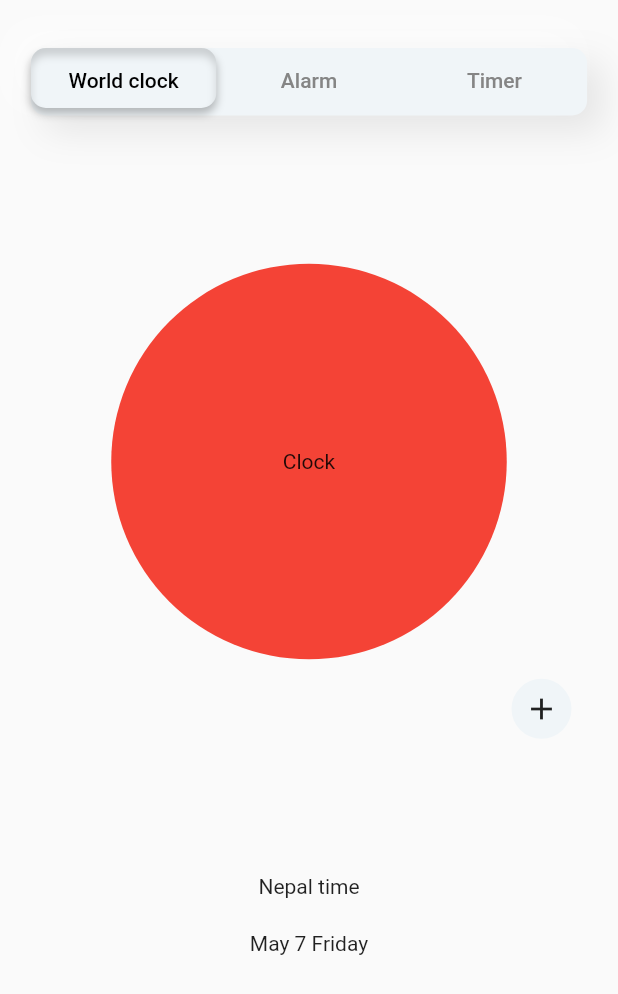
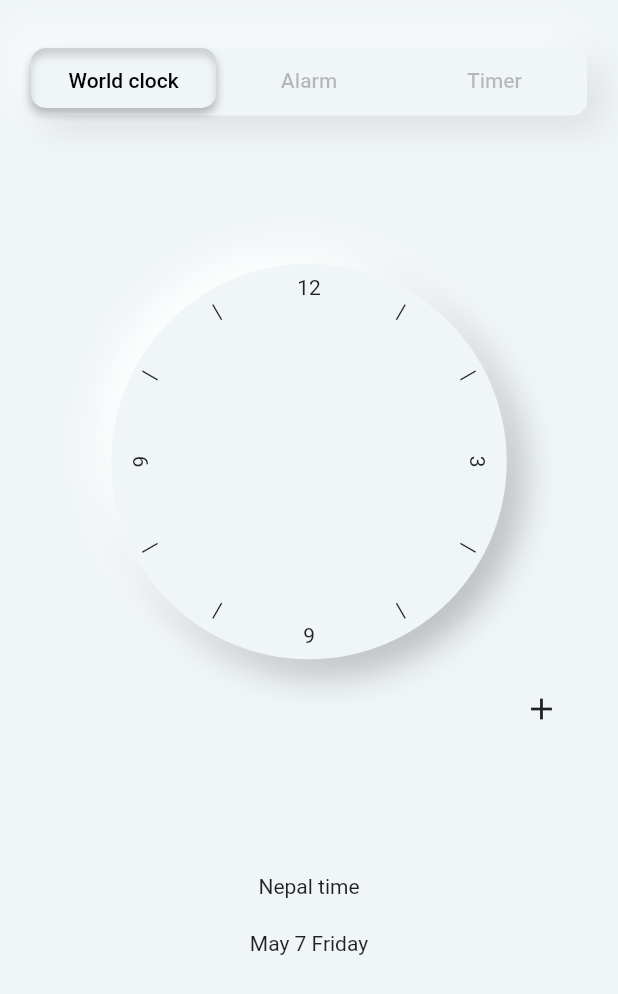
Before and after one commit to crefter/alarm_clock, a Flutter app: the screen it shows after launch, on a phone screen of 412 x 824 dp. Shown: the top 994 px of the screen. Run offline on Flutter 3.47's test engine with Material 2 defaults, Android fonts, the phone set to English and light mode, and no system bars.

Commit message:
Arranged the numbers in a circle

```diff
--- a/lib/src/app/main.dart
+++ b/lib/src/app/main.dart
@@ -1,4 +1,5 @@
 import 'package:alarm_clock/src/app/screens/home_screen.dart';
+import 'package:alarm_clock/src/core/colors.dart';
 import 'package:flutter/material.dart';
 
 void main() {
@@ -14,6 +15,7 @@ class MyApp extends StatelessWidget {
       title: 'Flutter Demo',
       theme: ThemeData(
         primarySwatch: Colors.blue,
+        scaffoldBackgroundColor: AppColors.mainWhite,
       ),
       home: const SafeArea(child: HomeScreen()),
     );
--- a/lib/src/app/screens/clock_screen.dart
+++ b/lib/src/app/screens/clock_screen.dart
@@ -1,3 +1,5 @@
+import 'package:alarm_clock/src/core/colors.dart';
+import 'package:alarm_clock/src/features/clock/widgets/clock_widget.dart';
 import 'package:flutter/material.dart';
 
 class ClockScreen extends StatefulWidget {
@@ -21,16 +23,7 @@ class _ClockScreenState extends State<ClockScreen>
       ),
       child: Column(
         children: [
-          SizedBox(
-            width: size.width * 0.64,
-            height: size.width * 0.64,
-            child: DecoratedBox(
-                decoration: BoxDecoration(
-                  color: Colors.red,
-                  borderRadius: BorderRadius.circular(500),
-                ),
-                child: const Center(child: Text('Clock'))),
-          ),
+          ClockWidget(),
           const SizedBox(height: 13),
           Align(
             alignment: Alignment.centerRight,
@@ -39,7 +32,7 @@ class _ClockScreenState extends State<ClockScreen>
               height: 40,
               decoration: const ShapeDecoration(
                 shape: CircleBorder(),
-                color: Color.fromARGB(255, 240, 245, 248),
+                color: AppColors.mainWhite,
               ),
               child: IconButton(
                 splashRadius: 20,
--- a/lib/src/app/screens/home_screen.dart
+++ b/lib/src/app/screens/home_screen.dart
@@ -1,6 +1,7 @@
 import 'package:alarm_clock/src/app/screens/alarm_screen.dart';
 import 'package:alarm_clock/src/app/screens/clock_screen.dart';
 import 'package:alarm_clock/src/app/screens/timer_screen.dart';
+import 'package:alarm_clock/src/core/colors.dart';
 import 'package:alarm_clock/src/core/widget/custom_tab_bar_indicator.dart';
 import 'package:flutter/material.dart';
 
@@ -31,12 +32,12 @@ class _HomeScreenState extends State<HomeScreen> {
                 decoration: const BoxDecoration(
                   boxShadow: [
                     BoxShadow(
-                      color: Color.fromRGBO(255, 255, 255, 0.67),
+                      color: AppColors.topTabShadowColor,
                       offset: Offset(-10, -10),
                       blurRadius: 20,
                     ),
                     BoxShadow(
-                      color: Color.fromRGBO(164, 164, 164, 0.25),
+                      color: AppColors.bottomTabShadowColor,
                       offset: Offset(10, 10),
                       blurRadius: 20,
                     ),
@@ -46,33 +47,28 @@ class _HomeScreenState extends State<HomeScreen> {
                   width: 0.9 * size.width,
                   height: 45,
                   decoration: BoxDecoration(
-                      color: const Color.fromARGB(255, 240, 245, 248),
+                      color: AppColors.mainWhite,
                       borderRadius: BorderRadius.circular(10.0)),
                   child: TabBar(
                     indicator: InsetShadowBoxDecoration(
                       boxShadow: const [
                         CustomBoxShadow(
-                          color: Color.fromRGBO(0, 0, 0, 0.25),
+                          color: AppColors.outerShadowIndicatorColor,
                           offset: Offset(0, 4),
                           blurRadius: 4,
                         ),
                         CustomBoxShadow(
-                          color: Color.fromRGBO(0, 0, 0, 0.4),
+                          color: AppColors.innerShadowIndicatorColor,
                           offset: Offset(0, 5),
                           blurRadius: 4,
                           inset: true,
                         ),
                       ],
-                      color: const Color.fromARGB(255, 240, 245, 248),
+                      color: AppColors.mainWhite,
                       borderRadius: BorderRadius.circular(10),
                     ),
                     labelColor: Colors.black,
-                    unselectedLabelColor: const Color.fromARGB(
-                      255,
-                      133,
-                      133,
-                      133,
-                    ),
+                    unselectedLabelColor: AppColors.unselectedTabColor,
                     tabs: const [
                       Tab(
                         text: 'World clock',
--- /dev/null
+++ b/lib/src/core/colors.dart
@@ -0,0 +1,12 @@
+import 'dart:ui';
+
+abstract class AppColors {
+  static const Color mainWhite = Color.fromARGB(255, 240, 245, 248);
+  static const Color white = Color.fromARGB(255, 255, 255, 255);
+  static const Color innerShadowIndicatorColor = Color.fromRGBO(0, 0, 0, 0.4);
+  static const Color outerShadowIndicatorColor = Color.fromRGBO(0, 0, 0, 0.25);
+  static const Color unselectedTabColor = Color.fromRGBO(0, 0, 0, 0.25);
+  static const Color bottomTabShadowColor = Color.fromRGBO(164, 164, 164, 0.25);
+  static const Color topTabShadowColor = Color.fromRGBO(255, 255, 255, 0.67);
+  static const Color black = Color.fromRGBO(0, 0, 0, 0.25);
+}
--- /dev/null
+++ b/lib/src/core/widget/circle_widget.dart
@@ -0,0 +1,36 @@
+import 'package:alarm_clock/src/core/colors.dart';
+import 'package:flutter/material.dart';
+
+class CircleWidget extends StatelessWidget {
+  final Widget child;
+
+  const CircleWidget({Key? key, required this.child}) : super(key: key);
+
+  @override
+  Widget build(BuildContext context) {
+    final Size size = MediaQuery.of(context).size;
+    return SizedBox(
+      width: size.width * 0.64,
+      height: size.width * 0.64,
+      child: DecoratedBox(
+        decoration: BoxDecoration(
+          color: AppColors.mainWhite,
+          borderRadius: BorderRadius.circular(500),
+          boxShadow: const [
+            BoxShadow(
+              color: AppColors.black,
+              offset: Offset(10, 10),
+              blurRadius: 20,
+            ),
+            BoxShadow(
+              color: AppColors.white,
+              offset: Offset(-10, -10),
+              blurRadius: 20,
+            ),
+          ],
+        ),
+        child: child,
+      ),
+    );
+  }
+}
--- /dev/null
+++ b/lib/src/features/clock/widgets/circle_multi_child_layout_delegate.dart
@@ -0,0 +1,52 @@
+import 'dart:math';
+
+import 'package:flutter/material.dart';
+
+class CircleMultiChildLayoutDelegate extends MultiChildLayoutDelegate {
+  final List<LayoutId> ids;
+  final double screenWidth;
+  final double radius;
+
+  CircleMultiChildLayoutDelegate({
+    required this.ids,
+    required this.screenWidth,
+    required this.radius,
+  });
+
+  @override
+  void performLayout(Size size) {
+    for (int i = 1; i < 13; i++) {
+      final id = ids[i - 1];
+      double radians = (30 * i - 90) * pi / 180;
+      if (hasChild(id.id)) {
+        final size = layoutChild(
+          id.id,
+          BoxConstraints.loose(
+            Size(
+              screenWidth * 0.056,
+              screenWidth * 0.056,
+            ),
+          ),
+        );
+
+        final dx = radius -
+            size.width / 2 +
+            cos(radians) * (radius - size.width * 2.5);
+        final dy =
+            radius - size.height / 2 + sin(radians) * (radius - size.height);
+        positionChild(
+          id.id,
+          Offset(
+            dx,
+            dy,
+          ),
+        );
+      }
+    }
+  }
+
+  @override
+  bool shouldRelayout(covariant MultiChildLayoutDelegate oldDelegate) {
+    return false;
+  }
+}
--- /dev/null
+++ b/lib/src/features/clock/widgets/clock_numbers_widget.dart
@@ -0,0 +1,12 @@
+import 'package:flutter/material.dart';
+
+class ClockNumbersWidget extends StatelessWidget {
+  final double radians;
+  final Widget child;
+  const ClockNumbersWidget({Key? key, required this.radians, required this.child}) : super(key: key);
+
+  @override
+  Widget build(BuildContext context) {
+    return Transform.rotate(angle: radians, child: child);
+  }
+}
--- /dev/null
+++ b/lib/src/features/clock/widgets/clock_widget.dart
@@ -0,0 +1,75 @@
+import 'dart:math';
+
+import 'package:alarm_clock/src/core/widget/circle_widget.dart';
+import 'package:alarm_clock/src/features/clock/widgets/circle_multi_child_layout_delegate.dart';
+import 'package:alarm_clock/src/features/clock/widgets/clock_numbers_widget.dart';
+import 'package:flutter/material.dart';
+
+class ClockWidget extends StatefulWidget {
+  const ClockWidget({Key? key}) : super(key: key);
+
+  @override
+  _ClockWidgetState createState() => _ClockWidgetState();
+}
+
+class _ClockWidgetState extends State<ClockWidget> {
+  final List<LayoutId> clockItems = [];
+
+  @override
+  void initState() {
+    super.initState();
+    for (int i = 1; i < 13; i++) {
+      double radians = (30 * i) * pi / 180;
+      if (i % 3 == 0) {
+        clockItems.add(
+          LayoutId(
+            id: i,
+            child: ClockNumbersWidget(
+              radians: radians,
+              child: Text('$i'),
+            ),
+          ),
+        );
+      } else {
+        clockItems.add(
+          LayoutId(
+            id: i,
+            child: ClockNumbersWidget(
+              radians: radians,
+              child: const Text('|'),
+            ),
+          ),
+        );
+      }
+    }
+  }
+
+  @override
+  Widget build(BuildContext context) {
+    final size = MediaQuery.of(context).size;
+    return CircleWidget(
+      child: LayoutBuilder(
+        builder: (_, constraints) => Stack(
+          children: [
+            Positioned(
+              top: 0,
+              left: 0,
+              child: SizedBox(
+                width: 240,
+                height: 240,
+                child: CustomMultiChildLayout(
+                  delegate: CircleMultiChildLayoutDelegate(
+                    ids: clockItems,
+                    screenWidth: size.width,
+                    radius: constraints.maxWidth / 2,
+                  ),
+                  children: clockItems,
+                ),
+              ),
+            ),
+          ],
+        ),
+      ),
+    );
+  }
+}
```
